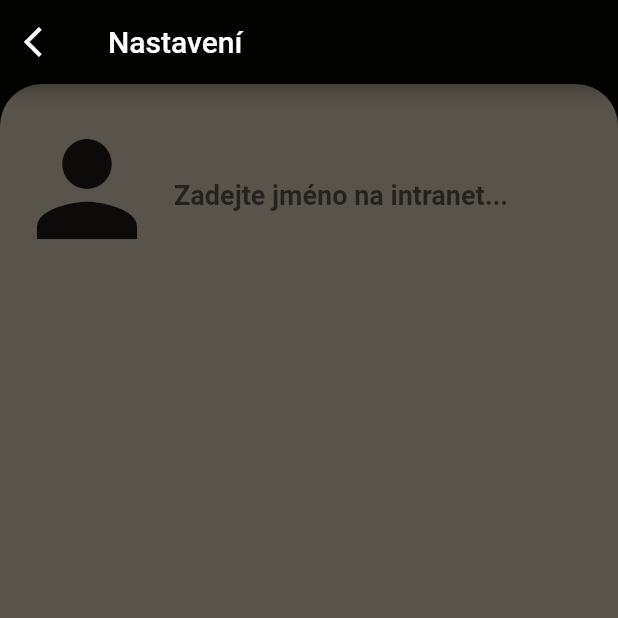
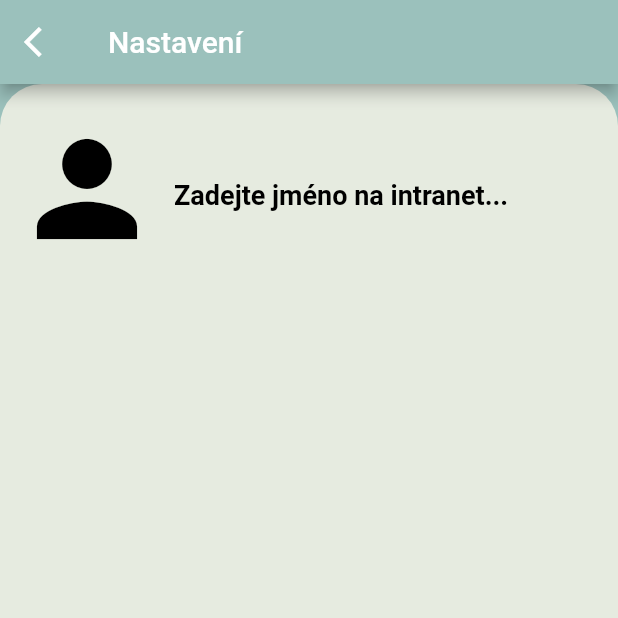
Before and after one commit to JirkaKlimes/multiplatform_spse_rozvrh, a Flutter app: the screen it shows after launch, after a tap on the "more vert" icon, on a phone screen of 412 x 824 dp, the top half of it. Run offline on Flutter 3.47's test engine with Material 2 defaults, Android fonts, the phone set to English and light mode, and no system bars; our stand-ins replace shared_preferences; network calls fail.

Commit message:
hours are updated on app start

```diff
--- a/lib/pages/home.dart
+++ b/lib/pages/home.dart
@@ -1,40 +1,51 @@
+import 'dart:async';
 import 'package:flutter/material.dart';
 import 'package:spse_rozvrh/pages/settings.dart';
 import 'package:spse_rozvrh/pages/rozvrh.dart';
 import 'package:spse_rozvrh/utils/colorTheme.dart';
 
 class HomePage extends StatelessWidget {
-
   final GlobalKey<RozvrhPageState> _key = GlobalKey();
 
   @override
   Widget build(BuildContext context) {
     RozvrhPage rozvrhpage = RozvrhPage(key: _key);
-    return Scaffold(
+
+
+    Timer.periodic(const Duration(seconds: 60), (timer) {
+    _key.currentState?.refresh();
+    });
+
+
+    Scaffold scaffold = Scaffold(
         appBar: AppBar(
           title: const Text('Rozvrh Hodin'),
-          backgroundColor: CustomColors().color1,
+          backgroundColor: CustomColors().primaryBkg,
           toolbarHeight: 68,
+          elevation: 0,
           actions: [
             IconButton(
                 onPressed: () => _key.currentState!.refresh(),
-                icon: const Icon(
+                icon: Icon(
                   Icons.refresh,
-                  color: Colors.white,
+                  color: CustomColors().primaryText,
                 )),
             IconButton(
                 onPressed: (() => {
-                  Navigator.push(context, MaterialPageRoute(
-                    builder: (context) => SettingsPage()
-                    ))}),
-                icon: const Icon(
+                      Navigator.push(
+                          context,
+                          MaterialPageRoute(
+                              builder: (context) => SettingsPage()))
+                    }),
+                icon: Icon(
                   Icons.more_vert,
-                  color: Colors.white,
+                  color: CustomColors().primaryText,
                 )),
           ],
         ),
-        backgroundColor: CustomColors().color1,
-        body: rozvrhpage
-        );
+        backgroundColor: CustomColors().primaryBkg,
+        body: rozvrhpage);
+
+    return scaffold;
   }
 }
--- a/lib/pages/rozvrh.dart
+++ b/lib/pages/rozvrh.dart
@@ -13,14 +13,15 @@ class RozvrhPage extends StatefulWidget {
   @override
   RozvrhPageState createState() => RozvrhPageState();
   Map data = {};
-  int selected = (DateTime.now().weekday - 1) > 4 ? 0 : (DateTime.now().weekday - 1);
+  int selected =
+      (DateTime.now().weekday - 1) > 4 ? 0 : (DateTime.now().weekday - 1);
 
   int requestTime = 0;
-
   bool initialyRefreshed = false;
 
-  PageController pageController =
-      PageController(initialPage: (DateTime.now().weekday - 1) > 4 ? 0 : (DateTime.now().weekday - 1));
+  PageController pageController = PageController(
+      initialPage:
+          (DateTime.now().weekday - 1) > 4 ? 0 : (DateTime.now().weekday - 1));
 }
 
 class RozvrhPageState extends State<RozvrhPage> {
@@ -32,22 +33,20 @@ class RozvrhPageState extends State<RozvrhPage> {
 
   @override
   Widget build(BuildContext context) {
-
-    if (!widget.initialyRefreshed){
+    if (!widget.initialyRefreshed) {
+      widget.initialyRefreshed = true;
       refresh();
     }
 
-    // Timer? timer;
-    // timer = Timer.periodic(Duration(seconds: 60), (Timer t) => refresh());
     DatePicker datePicker =
         DatePicker(widget.selected, widget.data, changeSelected);
     WeekView weekView = WeekView(
         widget.selected, widget.data, changeSelected, widget.pageController);
     if (widget.data.isEmpty) {
-      return const Scaffold(backgroundColor: Colors.black);
+      return Scaffold(backgroundColor: CustomColors().secondaryBkg);
     } else {
       return Scaffold(
-        backgroundColor: CustomColors().color1,
+        backgroundColor: CustomColors().primaryBkg,
         body: Column(
           children: [datePicker, weekView],
         ),
@@ -64,24 +63,31 @@ class RozvrhPageState extends State<RozvrhPage> {
     };
 
     String encoded = json.encode(payload);
-
-    await http
-        .post(Uri.parse('http://rozvrh.spse.cz/index.php'), body: encoded)
-        .then(updateData);
+    try {
+      await http
+          .post(Uri.parse('http://rozvrh.spse.cz/index.php'), body: encoded)
+          .then(updateData);
+    } catch (e) {
+      if (SharedPrefs().encodedData != "") {
+        widget.data = json.decode(SharedPrefs().encodedData);
+        setState(() {});
+      } else {
+        widget.initialyRefreshed = false;
+      }
+    }
   }
 
   void updateData(http.Response value) {
     if (value.statusCode == 200) {
       widget.data = json.decode(value.body);
+      SharedPrefs().encodedData = json.encode(widget.data);
       SharedPrefs().lastUpdateTime = widget.requestTime;
-      SharedPrefs().encodedData = json.encode(widget.data);
       setState(() {});
-      if (!widget.initialyRefreshed){
-        widget.initialyRefreshed = true;
-      }
-    }
-    else {
+    } else if (SharedPrefs().encodedData != "") {
       widget.data = json.decode(SharedPrefs().encodedData);
+      setState(() {});
+    } else {
+      widget.initialyRefreshed = false;
     }
   }
 
--- a/lib/pages/settings.dart
+++ b/lib/pages/settings.dart
@@ -1,4 +1,3 @@
-import 'package:flutter/cupertino.dart';
 import 'package:flutter/material.dart';
 import 'package:spse_rozvrh/utils/colorTheme.dart';
 import 'package:spse_rozvrh/utils/shared_prefs.dart';
@@ -14,18 +13,18 @@ class _SettingsPageState extends State<StatefulWidget> {
     return Scaffold(
         appBar: AppBar(
           title: const Text('Nastavení'),
-          backgroundColor: CustomColors().color1,
+          backgroundColor: CustomColors().primaryBkg,
           leading: IconButton(
               onPressed: () => Navigator.pop(context),
               icon: const Icon(Icons.arrow_back_ios)),
         ),
         body: Container(
-          color: CustomColors().color1,
+          color: CustomColors().primaryBkg,
           child: SizedBox.expand(
             child: Container(
               padding: const EdgeInsets.symmetric(vertical: 12),
               decoration: BoxDecoration(
-                  color: CustomColors().color3,
+                  color: CustomColors().secondaryBkg,
                   borderRadius: const BorderRadius.only(
                     topLeft: Radius.circular(28),
                     topRight: Radius.circular(28),
@@ -35,28 +34,30 @@ class _SettingsPageState extends State<StatefulWidget> {
                 children: [
                   Row(
                     children: [
-                      const Padding(
-                        padding: EdgeInsets.all(8.0),
+                      Padding(
+                        padding: const EdgeInsets.all(8.0),
                         child: Icon(
                           Icons.person,
+                          color: CustomColors().primaryText,
                           size: 100,
                         ),
                       ),
                       SizedBox(
                         width: 270,
                         child: TextFormField(
-                          style: const TextStyle(fontSize: 30, fontWeight: FontWeight.bold),
+                          style: TextStyle(fontSize: 30, fontWeight: FontWeight.bold, color: CustomColors().primaryText),
                           textAlign: TextAlign.left,
                           initialValue: SharedPrefs().username,
                           onChanged: (value) => {SharedPrefs().username = value},
-                          decoration: const InputDecoration.collapsed(
+                          decoration: InputDecoration.collapsed(
                             hintText: "Zadejte jméno na intranet...",
-                            hintStyle: TextStyle(fontSize: 18),
+                            hintStyle: TextStyle(fontSize: 18, color: CustomColors().primaryText),
                           ),
                         ),
                       ),
                     ],
-                  )
+                  ),
+                Container()
                 ],
               ),
             ),
--- a/lib/utils/colorTheme.dart
+++ b/lib/utils/colorTheme.dart
@@ -1,20 +1,46 @@
 import 'package:flutter/material.dart';
-
+import 'package:spse_rozvrh/utils/shared_prefs.dart';
 
 class CustomColors {
-  late Color color1;
-  late Color color2;
-  late Color color3;
-  late Color color4;
-  late Color color5;
-  late Color color6;
+  late Color primaryBkg;
+  late Color normalHour;
+  late Color secondaryBkg;
+  late Color changedHour;
+  late Color selectedDay;
+  late Color freeHour;
+  late Color droppedHour;
+  late Color primaryText;
+  late Color secondaryText;
+  late Color currentDay;
 
   CustomColors() {
-    color1 = const Color.fromARGB(255, 2, 3, 0);
-    color2 = const Color.fromARGB(255, 54, 51, 42);
-    color3 = const Color.fromARGB(255, 89, 84, 75);
-    color4 = const Color.fromARGB(255, 227, 117, 102);
-    color5 = const Color.fromARGB(255, 121, 169, 209);
-    color6 = const Color.fromARGB(255, 76, 156, 89);
+    switch (SharedPrefs().theme) {
+      case "dark":
+        primaryBkg = const Color.fromARGB(255, 32, 44, 57);
+        secondaryBkg = const Color.fromARGB(255, 184, 176, 141);
+        normalHour = const Color.fromARGB(255, 40, 56, 69);
+        changedHour = const Color.fromARGB(255, 242, 149, 89);
+        freeHour = const Color.fromARGB(255, 88, 77, 53);
+        droppedHour = const Color.fromARGB(255, 88, 77, 53);
+        selectedDay = const Color.fromARGB(255, 154, 148, 118);
+        primaryText = const Color.fromARGB(255, 255, 255, 255);
+        secondaryText = const Color.fromARGB(255, 0, 0, 0);
+        currentDay = const Color.fromARGB(255, 0, 255, 0);
+        break;
+
+      case "light":
+
+        primaryBkg = const Color.fromARGB(255, 155, 193, 188);
+        secondaryBkg = const Color.fromARGB(255, 230, 235, 224);
+        normalHour = const Color.fromARGB(255, 92, 164, 169);
+        changedHour = const Color.fromARGB(255, 237, 106, 90);
+        freeHour = const Color.fromARGB(255, 244, 241, 187);
+        droppedHour = const Color.fromARGB(255, 244, 241, 187);
+        selectedDay = const Color.fromARGB(255, 155, 158, 151);
+        primaryText = const Color.fromARGB(255, 0, 0, 0);
+        secondaryText = const Color.fromARGB(255, 0, 0, 0);
+        currentDay = const Color.fromARGB(255, 0, 255, 0);
+        break;
+    }
   }
 }
--- a/lib/utils/shared_prefs.dart
+++ b/lib/utils/shared_prefs.dart
@@ -26,4 +26,9 @@ class SharedPrefs {
     _sharedPrefs.setString('encodedData', data);
   }
 
+  String get theme => _sharedPrefs.getString('theme') ?? "light";
+  set theme(String value) {
+    _sharedPrefs.setString('theme', value);
+  }
+
 }
--- a/lib/widgets/week_view.dart
+++ b/lib/widgets/week_view.dart
@@ -1,5 +1,4 @@
 import 'package:flutter/material.dart';
-import 'package:spse_rozvrh/utils/colorTheme.dart';
 import 'package:spse_rozvrh/widgets/day.dart';
 
 class WeekView extends StatelessWidget {
@@ -15,7 +14,7 @@ class WeekView extends StatelessWidget {
   Widget build(BuildContext context) {
     var cont = Expanded(
       child: Container(
-        decoration: BoxDecoration(color: Colors.transparent),
+        decoration: const BoxDecoration(color: Colors.transparent),
         child: PageView(
           controller: pageController,
           onPageChanged: (value) => isPageAnimating ? null : callback(value),
```
Also changed, not shown: lib/widgets/day.dart (+8 -3 lines), lib/widgets/day_picker.dart (+5 -5 lines), lib/widgets/hour.dart (+35 -41 lines).
